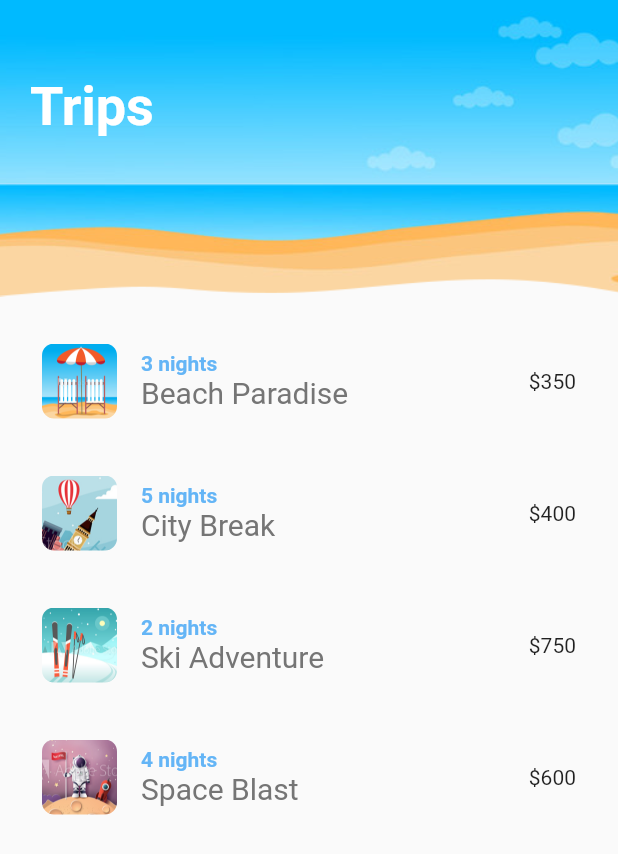
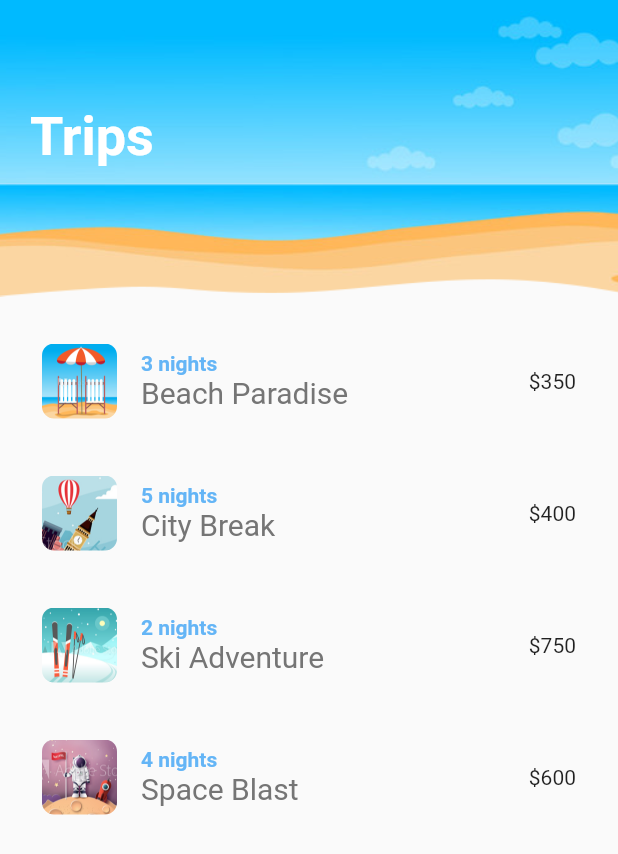
Before and after one commit to swapnil-musale/FlutterTravelApp, a Flutter app: the screen it shows after launch, on a phone screen of 412 x 824 dp. Shown: the top 854 px of the screen. Run offline on Flutter 3.47's test engine with Material 2 defaults, Android fonts, the light colour scheme and no system bars.

Commit message:
Hero Animation for Trip Image

```diff
--- a/lib/shared/screenTitle.dart
+++ b/lib/shared/screenTitle.dart
@@ -7,10 +7,21 @@ class ScreenTitle extends StatelessWidget {
 
   @override
   Widget build(BuildContext context) {
-    return Text(
-      text,
-      style: const TextStyle(
-          fontSize: 36, color: Colors.white, fontWeight: FontWeight.bold),
-    );
+    return TweenAnimationBuilder(
+        duration: const Duration(milliseconds: 500),
+        tween: Tween<double>(begin: 0, end: 1),
+        builder: (BuildContext context, double opacity, Widget? child) {
+          return Opacity(
+              opacity: opacity,
+              child: Padding(
+                padding: EdgeInsets.only(top: opacity * 20),
+                child: child,
+              ));
+        },
+        child: Text(
+          text,
+          style: const TextStyle(
+              fontSize: 36, color: Colors.white, fontWeight: FontWeight.bold),
+        ));
   }
 }
--- a/lib/shared/tripList.dart
+++ b/lib/shared/tripList.dart
@@ -55,9 +55,12 @@ class _TripListState extends State<TripList> {
       ),
       leading: ClipRRect(
         borderRadius: BorderRadius.circular(8.0),
-        child: Image.asset(
-          'images/${trip.img}',
-          height: 50.0,
+        child: Hero(
+          tag: trip.img,
+          child: Image.asset(
+            'images/${trip.img}',
+            height: 50.0,
+          ),
         ),
       ),
       trailing: Text('\$${trip.price}'),
```
Also changed, not shown: lib/screens/details.dart (+8 -5 lines), lib/screens/sandbox.dart (added, +65 -0 lines).
